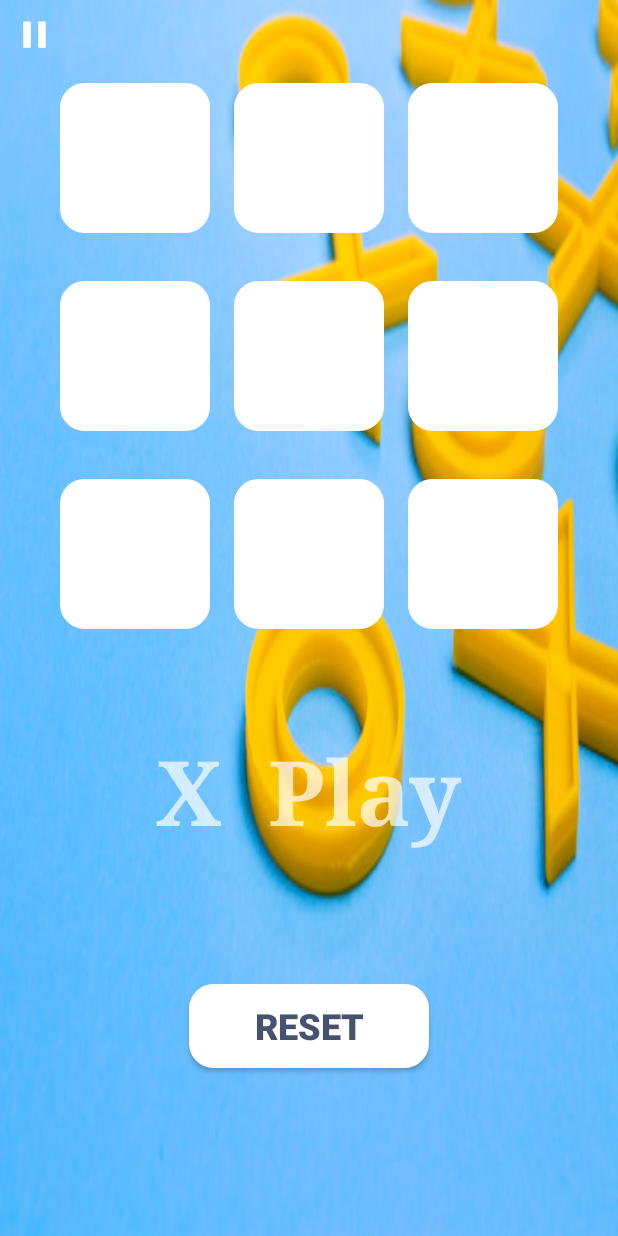
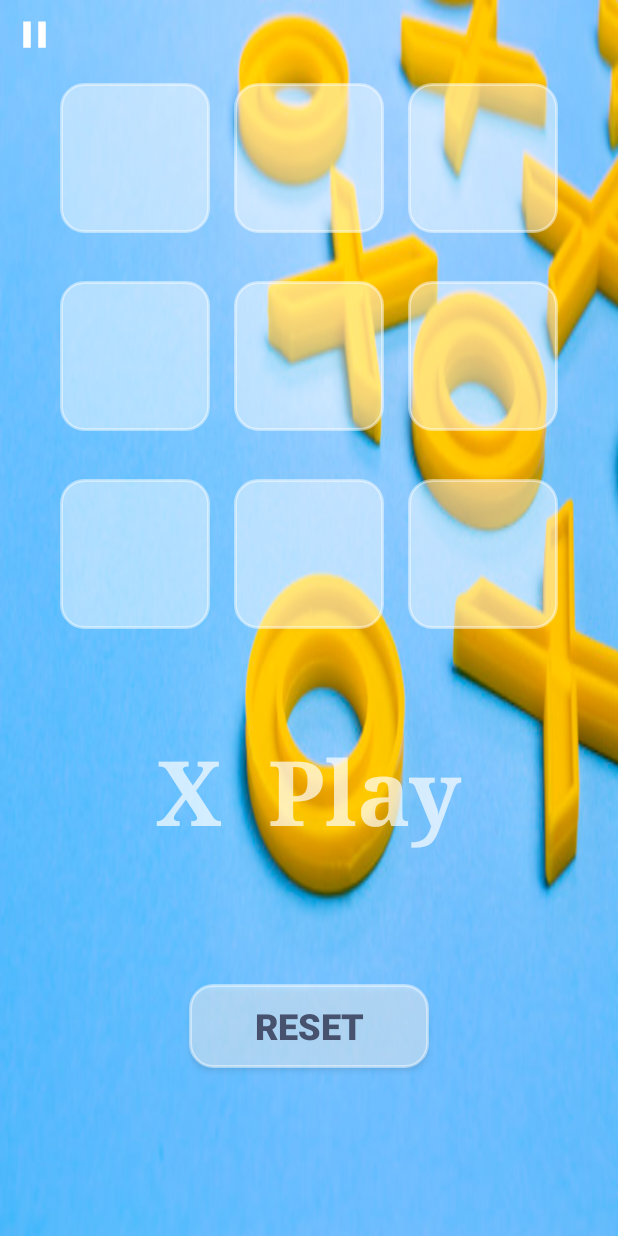
Before and after one commit to TalCohenHarari/TicTacToe, an Android app: the screen it shows after launch (MainActivity), on a phone screen of 412 x 824 dp. Run offline under Robolectric (Android 15) with nearby library versions, the phone set to English and light mode, and no system bars; Roboto replaces fonts that are not available here.

Commit message:
less white color

```diff
--- a/app/src/main/res/drawable/button_ripple.xml
+++ b/app/src/main/res/drawable/button_ripple.xml
@@ -2,6 +2,6 @@
 <shape xmlns:android="http://schemas.android.com/apk/res/android">
 
         <corners android:radius="15dp"/>
-        <stroke android:color="@color/white" android:width="2dp"/>
-        <solid  android:color="@color/white"/>
+        <stroke android:color="#74FFFFFF" android:width="2dp"/>
+        <solid  android:color="#74FFFFFF"/>
 </shape>
```
